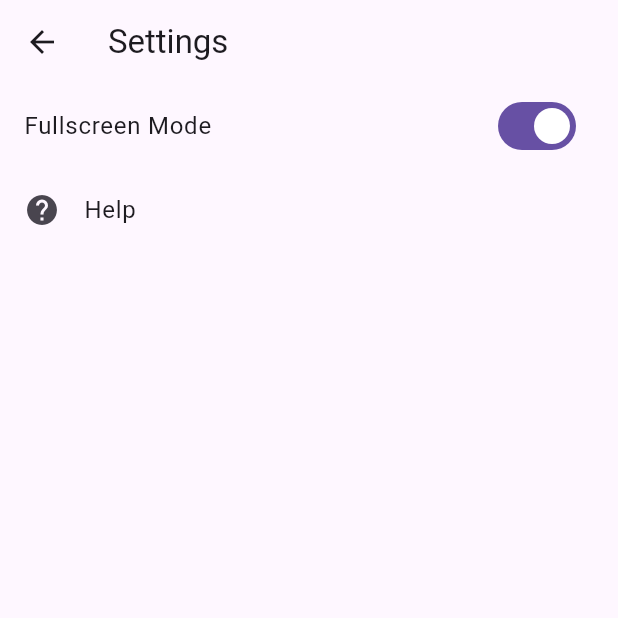
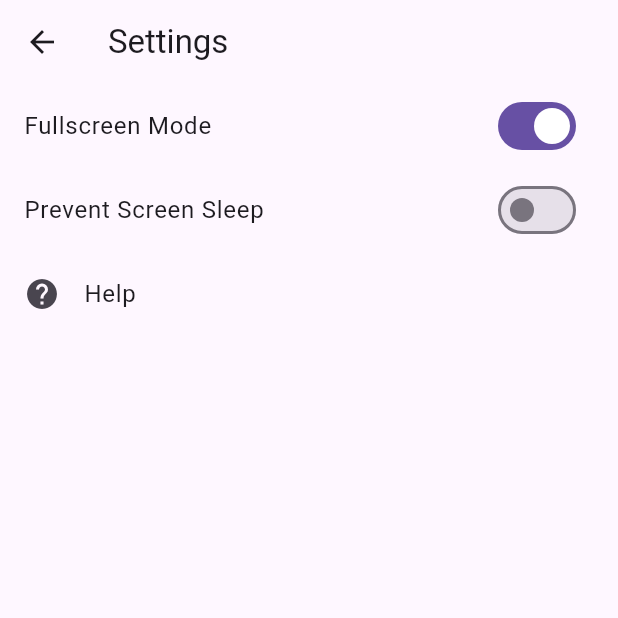
Before and after one commit to zmsp/tapscore, a Flutter app: the SettingsPage screen opened directly, after a tap on "Fullscreen Mode", on a phone screen of 412 x 824 dp, the top half of it. Run offline on Flutter 3.47's test engine with Material 3 defaults, Android fonts, the light colour scheme and no system bars; our stand-ins replace audioplayers, shared_preferences; missing offline and left inert: dart:html, dart:js; accounts and stored records are empty.

Commit message:
update settings

```diff
--- a/lib/main.dart
+++ b/lib/main.dart
@@ -1,6 +1,6 @@
 import 'dart:async';
 import 'package:flutter/material.dart';
-
+import 'platform_specific.dart' if (dart.library.html) 'web_specific.dart';
 import 'package:flutter/foundation.dart';
 import 'package:tap_score/settings_page.dart'; // For kIsWeb
 
@@ -42,7 +42,9 @@ class _ScoreboardState extends State<Scoreboard> {
   void initState() {
     super.initState();
     _audioPlayer = AudioPlayer();
+    // preventSleep(context);
     _startStopwatch();
+    toggleFullscreenMode(true);
   }
 
   @override
@@ -216,10 +218,10 @@ class _ScoreboardState extends State<Scoreboard> {
 
     // Get the minimum value between width and height
     double smallerDimension =
-        screenWidth < screenHeight ? screenWidth : screenHeight * 1.0;
+        screenWidth < screenHeight ? screenWidth : screenHeight;
 
     // Calculate font size based on the smaller dimension
-    double fontSize = smallerDimension * 0.4; // Ad
+    double fontSize = smallerDimension * 0.36; // Ad
 
     return Scaffold(
       body: Stack(
--- a/lib/platform_specific.dart
+++ b/lib/platform_specific.dart
@@ -16,7 +16,7 @@ bool toggleFullscreenMode(bool isFullscreen) {
 }
 
 // Function to prevent sleep (on mobile platforms)
-void preventSleep() {
+void preventSleep(BuildContext context) {
   // Prevent screen from going to sleep (on mobile platforms)
   WidgetsBinding.instance!.addObserver(LifecycleEventHandler());
 }
--- a/lib/settings_page.dart
+++ b/lib/settings_page.dart
@@ -1,7 +1,6 @@
 import 'package:flutter/material.dart';
-// Conditional import for web-specific functionality
+import 'package:shared_preferences/shared_preferences.dart';
 import 'platform_specific.dart' if (dart.library.html) 'web_specific.dart';
-
 class SettingsPage extends StatefulWidget {
   const SettingsPage({Key? key}) : super(key: key);
 
@@ -11,15 +10,48 @@ class SettingsPage extends StatefulWidget {
 
 class _SettingsPageState extends State<SettingsPage> {
   bool _isFullscreen = false;
+  bool _preventSleep = false;
+
+  @override
+  void initState() {
+    super.initState();
+    _loadSettings(); // Load settings when the page is first built
+  }
+
+  // Load the settings from SharedPreferences
+  void _loadSettings() async {
+    final prefs = await SharedPreferences.getInstance();
+    setState(() {
+      _isFullscreen = prefs.getBool('isFullscreen') ?? false;
+      _preventSleep = prefs.getBool('preventSleep') ?? false;
+    });
+  }
+
+  // Save the settings to SharedPreferences
+  void _saveSettings() async {
+    final prefs = await SharedPreferences.getInstance();
+    prefs.setBool('isFullscreen', _isFullscreen);
+    prefs.setBool('preventSleep', _preventSleep);
+  }
 
   void _toggleFullscreen() {
+        setState(() {
+      if (toggleFullscreenMode(_isFullscreen)) {
+
+      _saveSettings();
+      }
+        _isFullscreen = !_isFullscreen;
+    });
+
+  }
+
+  // This function can trigger the necessary functionality to prevent sleep
+  void _togglePreventSleep(bool value) {
     setState(() {
-      // Only toggle if the fullscreen state actually changes based on the result of the function
-      if (toggleFullscreenMode(_isFullscreen)) {
-        _isFullscreen =
-            !_isFullscreen; // Toggle the fullscreen state if the function returned true
-      }
+      _preventSleep = value;
+      _saveSettings(); // Save the updated setting
     });
+    preventSleep(context);
   }
 
   void _showHelp() {
@@ -57,6 +89,11 @@ class _SettingsPageState extends State<SettingsPage> {
             value: _isFullscreen,
             onChanged: (value) => _toggleFullscreen(),
           ),
+          SwitchListTile(
+            title: const Text("Prevent Screen Sleep"),
+            value: _preventSleep,
+            onChanged: (value) => _togglePreventSleep(value),
+          ),
           ListTile(
             title: const Text("Help"),
             leading: const Icon(Icons.help),
--- a/pubspec.yaml
+++ b/pubspec.yaml
@@ -37,6 +37,7 @@ dependencies:
   cupertino_icons: ^1.0.8
   html: ^0.15.5
   audioplayers: ^6.1.0
+  shared_preferences: ^2.3.5
 
 dev_dependencies:
   flutter_test:
```
Also changed, not shown: lib/web_specific.dart (+28 -1 lines), pubspec.lock.
